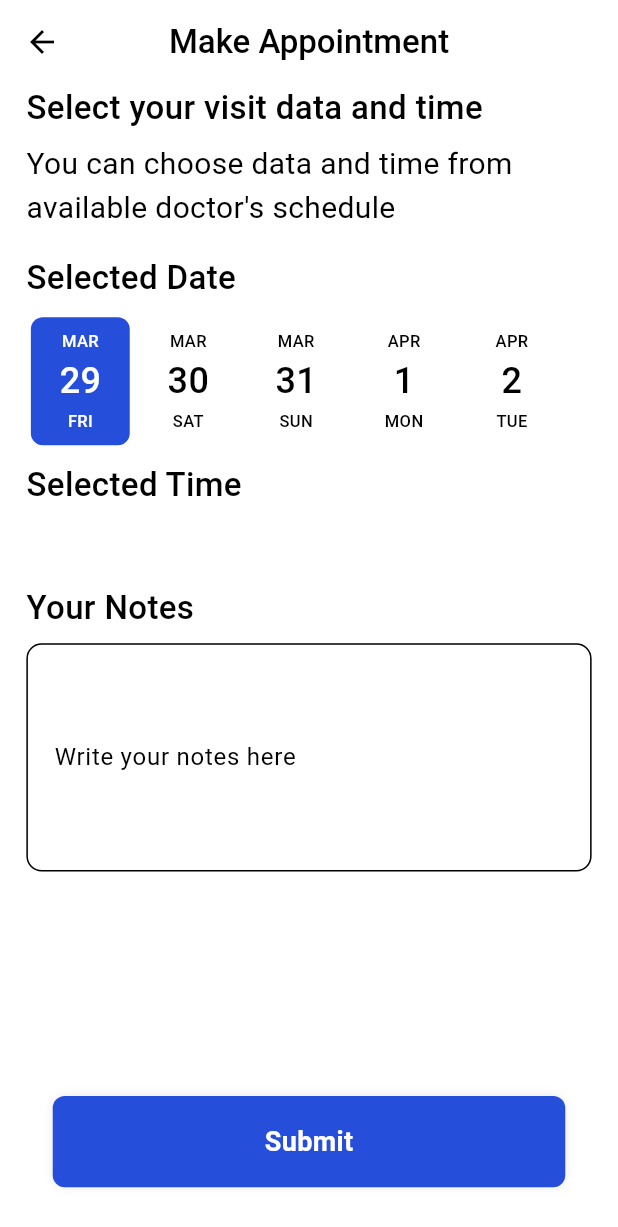
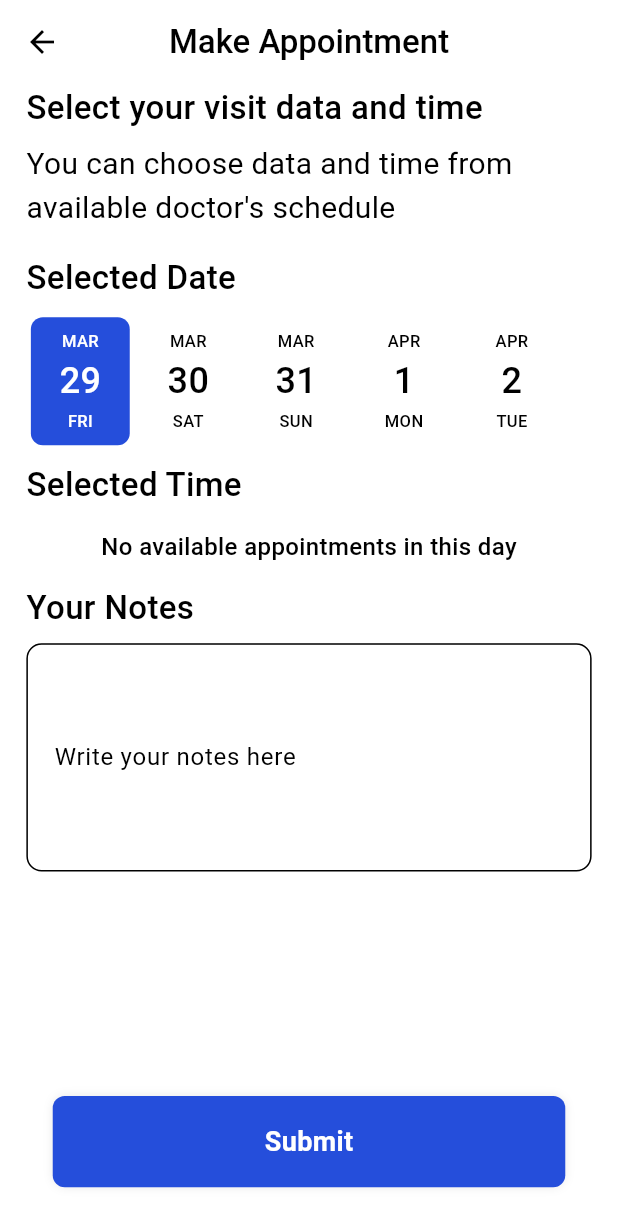
Before and after one commit to BaselAmin1/BrainDoc, a Flutter app: the BookingScreen screen opened directly with empty values, on a phone screen of 412 x 824 dp. Shown: the top 1227 px of the screen. Run offline on Flutter 3.47's test engine with Material 3 defaults, Android fonts, the phone set to English and light mode, and no system bars; drawn by our look-alikes of date_picker_timeline; our stand-ins replace bloc, cached_network_image, carousel_slider, cloud_firestore, contained_tab_bar_view, dropdown_button2 and 20 more; missing offline and left inert: datetime_picker_field_platform, my_fatoorah; accounts and stored records are empty.

Commit message:
Add No Times Message

```diff
--- a/assets/languages/en-UK.json
+++ b/assets/languages/en-UK.json
@@ -88,7 +88,8 @@
   "reviewAdded" : "Review added",
   "addReview" : "Add Review",
   "enterYourReview" : "Enter your review",
-  "cancel" : "Cancel"
+  "cancel" : "Cancel",
+  "noAvailableAppointmentsInThisDay" : "No available appointments in this day"
 
 
 }
--- a/lib/features/booking/ui/widgets/booking_time_widget.dart
+++ b/lib/features/booking/ui/widgets/booking_time_widget.dart
@@ -24,14 +24,23 @@ class BookingTimeWidget extends StatelessWidget {
           builder: (context, state) {
             return SizedBox(
               height: 50.h,
-              child: ListView.builder(
+              child: context.read<BookingCubit>().selectedDayTimes.isEmpty
+                  ? Center(
+                      child: Text(
+                        'noAvailableAppointmentsInThisDay'.tr(),
+                        style: TextStyles.textStyle16,
+                      ),
+                    )
+                  : ListView.builder(
                       scrollDirection: Axis.horizontal,
                       shrinkWrap: true,
-                itemCount: context.read<BookingCubit>().selectedDayTimes.length,
+                      itemCount:
+                          context.read<BookingCubit>().selectedDayTimes.length,
                       itemBuilder: (context, index) {
                         return InkWell(
                           onTap: () {
-                      !context.read<BookingCubit>().checkAvailableTime(context
+                            !context.read<BookingCubit>().checkAvailableTime(
+                                    context
                                         .read<BookingCubit>()
                                         .selectedDayTimes[index]
                                         .time)
@@ -90,7 +99,8 @@ class BookingTimeWidget extends StatelessWidget {
                                   ),
                                 ),
                               ),
-                        !context.read<BookingCubit>().checkAvailableTime(context
+                              !context.read<BookingCubit>().checkAvailableTime(
+                                      context
                                           .read<BookingCubit>()
                                           .selectedDayTimes[index]
                                           .time)
@@ -99,7 +109,8 @@ class BookingTimeWidget extends StatelessWidget {
                                       child: Center(
                                         child: Text(
                                           'x',
-                                    style: TextStyles.textStyle30.copyWith(
+                                          style:
+                                              TextStyles.textStyle30.copyWith(
                                             color: Colors.red,
                                             fontSize: 34,
                                             fontWeight: FontWeight.w400,
```
Lines whose indentation alone changed are shown as unchanged.
